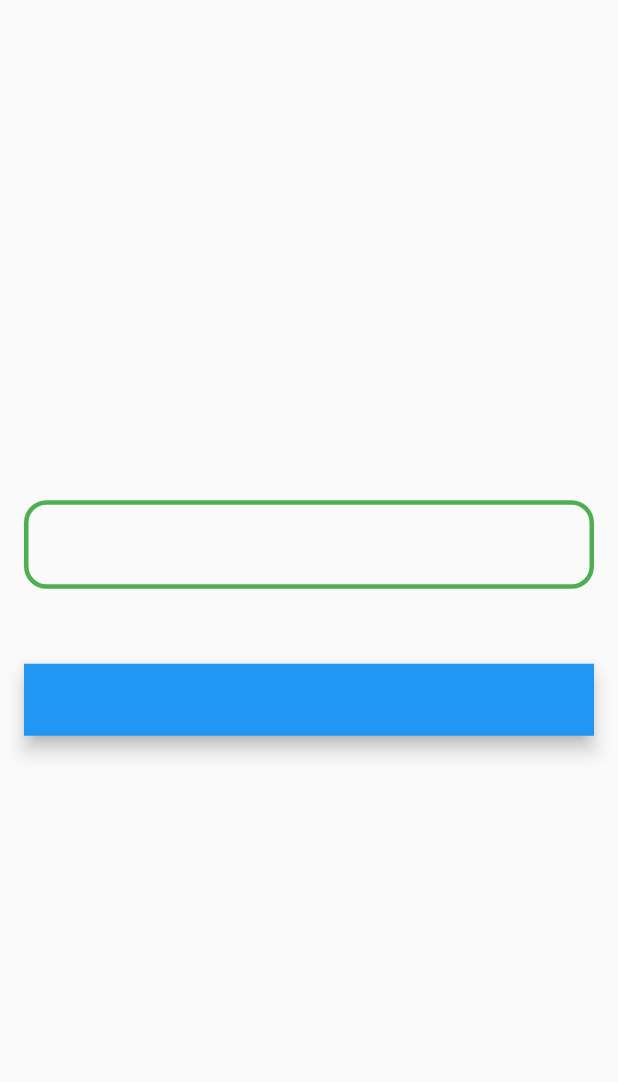
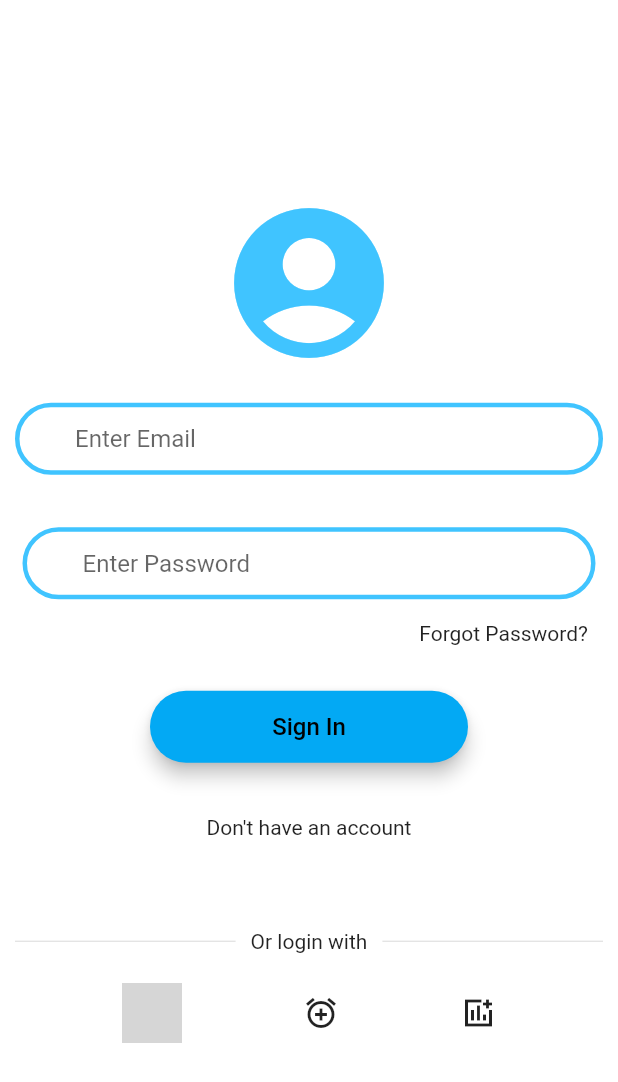
Before and after one commit to njoroge-kelvin/List-UI-App, a Flutter app: the screen it shows after launch, after a tap on "Welcome", on a phone screen of 412 x 824 dp. Shown: the top 1082 px of the screen. Run offline on Flutter 3.47's test engine with Material 2 defaults, Android fonts, the phone set to English and light mode, and no system bars; our stand-ins replace firebase_core; accounts and stored records are empty; network calls fail; grey boxes are pictures that could not be loaded.

Commit message:
Updated Login functionality

```diff
--- a/lib/Login_Page.dart
+++ b/lib/Login_Page.dart
@@ -1,4 +1,3 @@
-
 import 'package:flutter/material.dart';
 
 // ignore: camel_case_types
@@ -11,33 +10,132 @@ class Login_Page extends StatefulWidget {
 
 // ignore: camel_case_types
 class _Login_PageState extends State<Login_Page> {
+  void _onPressed() {
+    Navigator.pushNamed(context, '/home_screen');
+  }
+
+  //Method to open the registration page
+  //Create a method to open forgot password below the password textinput.
+
+  // void _onRepeat(){
+  //  Navigator.push(context, Navigator.pushNamed(context, '/home_Screen'))
+  // }
+
   @override
   Widget build(BuildContext context) {
     return Scaffold(
-      body: Padding(
-        padding: EdgeInsets.symmetric(horizontal: 16.0),
-        child: Column(
-          mainAxisAlignment: MainAxisAlignment.center,
-          crossAxisAlignment: CrossAxisAlignment.stretch,
-          children: <Widget>[
-            TextField(
+      backgroundColor: Colors.white,
+      resizeToAvoidBottomInset: false,
+      body: Column(
+        mainAxisAlignment: MainAxisAlignment.center,
+        crossAxisAlignment: CrossAxisAlignment.stretch,
+        children: <Widget>[
+          Icon(Icons.account_circle_sharp, size: 120, color: Colors.lightBlueAccent,),
+          SizedBox(height: 10,),
+          Padding(
+            padding: const EdgeInsets.all(10.0),
+            child: TextField(
+              cursorColor: Colors.black,
+              cursorHeight: 25,
+              keyboardType: TextInputType.emailAddress,
+              textAlign: TextAlign.start,
               decoration: InputDecoration(
+                contentPadding: EdgeInsets.only(left: 40),
+                focusedBorder: OutlineInputBorder(
+                  borderSide: BorderSide(width: 3, color: Colors.lightBlueAccent),
+                  borderRadius: BorderRadius.all(Radius.circular(50))
+                ),
+                hintText: 'Enter Email',
                 enabledBorder: OutlineInputBorder(
-                    borderSide: BorderSide(width: 3, color: Colors.green),
-                    borderRadius: BorderRadius.all(Radius.circular(15.0))
+                    borderSide: BorderSide(width: 3, color: Colors.lightBlueAccent),
+                    borderRadius: BorderRadius.all(Radius.circular(50.0))),
+              ),
+            ),
+          ),
+          Padding(
+            padding: EdgeInsets.only(bottom: 15, left: 15, right: 15,top: 25),
+            child: TextField(
+              cursorColor: Colors.black,
+              obscureText: true,
+              textAlign: TextAlign.start,
+              decoration: InputDecoration(
+                contentPadding: EdgeInsets.only(left: 40),
+                hintText: 'Enter Password',
+                focusedBorder: OutlineInputBorder(
+                  borderSide: BorderSide(width: 2, color: Colors.lightBlueAccent),
+                  borderRadius: BorderRadius.all(Radius.circular(50.0))
                 ),
+                enabledBorder: OutlineInputBorder(
+                    borderSide: BorderSide(width: 3, color: Colors.lightBlueAccent),
+                    borderRadius: BorderRadius.all(Radius.circular(50.0))),
+              ),
+            ),
+          ),
+          Row(
+            mainAxisAlignment: MainAxisAlignment.end,
+            crossAxisAlignment: CrossAxisAlignment.center,
+            children: const [
+              Padding(
+                padding: EdgeInsets.only(right: 20),
+                child: Text('Forgot Password?'),
+              )
+            ],
+          ),
+          Padding(
+            padding:
+                const EdgeInsets.only(top: 30.0, left: 100.0, right: 100.0),
+            child: Material(
+              borderRadius: BorderRadius.all(Radius.circular(30)),
+              elevation: 5.0,
+              color: Colors.lightBlue,
+              child: MaterialButton(
+                onPressed: _onPressed,
+                child: Text(
+                  'Sign In',
+                  style: TextStyle(fontSize: 16, color: Colors.black),
+                ),
+              ),
+            ),
+          ),
+          Padding(padding: EdgeInsets.only(top: 35, bottom: 60, left: 20, right: 20),
+          child: Center(child: Text('Don\'t have an account')),),
+          Row(
+            children: const[
+              Expanded(child: Divider(
+                indent: 10,
+                endIndent: 10,
+                height: 10,
+                thickness: 0.8,
               ),),
-            SizedBox(width: 200, height: 50,),
-            Material(
-                elevation: 5.0,
-                color: Colors.blue,
-                child: MaterialButton(onPressed: (){
-                  Navigator.pushNamed(context, '/home_screen');
-                },
-                )
-            )
-          ],
-        ),
+              Text('Or login with'),
+              Expanded(child: Divider(
+                indent:10,
+                endIndent: 10,
+                height: 10,
+                thickness: 0.8,
+              ),),
+            ],
+          ),
+          Padding(
+            padding: const EdgeInsets.only(top: 20),
+            child: Row(
+              mainAxisAlignment: MainAxisAlignment.spaceEvenly,
+              crossAxisAlignment: CrossAxisAlignment.center,
+              children: [
+                SizedBox(
+                  width:40,
+                  height:40,
+                  child: Image.network(
+                      'http://pngimg.com/uploads/google/google_PNG19635.png',
+                      fit:BoxFit.cover
+                  ),
+                ),
+                Icon(Icons.add_alarm_outlined),
+                Icon(Icons.add_chart_sharp),
+              ],
+            ),
+          ),
+        ],
       ),
     );
   }
--- a/lib/Routes.dart
+++ /dev/null
@@ -1,13 +0,0 @@
-
-import 'package:flutter/material.dart';
-import 'package:i_am_trading/Login_Page.dart';
-import 'MainApp.dart';
-import 'Welcome_Screen.dart';
-
-
-
-var customRoutes = <String, WidgetBuilder>{
-  '/': (context) => Welcome_Screen(),
-  '/login_screen': (context) => Login_Page(),
-  '/home_screen': (context) => ListApp(),
-};
--- a/lib/Welcome_Screen.dart
+++ b/lib/Welcome_Screen.dart
@@ -1,6 +1,5 @@
 import 'package:flutter/material.dart';
 import 'Login_Page.dart';
-import 'Routes.dart';
 
 class Welcome_Screen extends StatelessWidget {
   const Welcome_Screen({Key? key}) : super(key: key);
--- a/lib/main.dart
+++ b/lib/main.dart
@@ -1,7 +1,10 @@
 import 'package:flutter/material.dart';
 import 'package:firebase_core/firebase_core.dart';
 // import 'package:i_am_trading/MainApp.dart';
-import 'package:i_am_trading/Routes.dart';
+
+import 'Login_Page.dart';
+import 'MainApp.dart';
+import 'Welcome_Screen.dart';
 // import 'Login_Page.dart';
 
 void main() async{
@@ -24,7 +27,9 @@ class MyApp extends StatelessWidget {
       title: 'List UI App',
       debugShowCheckedModeBanner: false,
       initialRoute: '/',
-      routes: customRoutes,
+      routes:   <String, WidgetBuilder>{'/': (context) => Welcome_Screen(),
+    '/login_screen': (context) => Login_Page(),
+    '/home_screen': (context) => ListApp(),}
       // home: DefaultTabController(length: 3, child: ListApp()),
     );
   }
--- a/pubspec.yaml
+++ b/pubspec.yaml
@@ -44,6 +44,7 @@ dependencies:
   firebase_core: ^1.24.0
   firebase_auth: ^3.11.2
   modal_progress_hud: ^0.1.3
+  font_awesome_flutter: ^10.2.1
 
 dev_dependencies:
   flutter_test:
```
Also changed, not shown: assets/images/splash_image.png (added), pubspec.lock, 15 other files.
